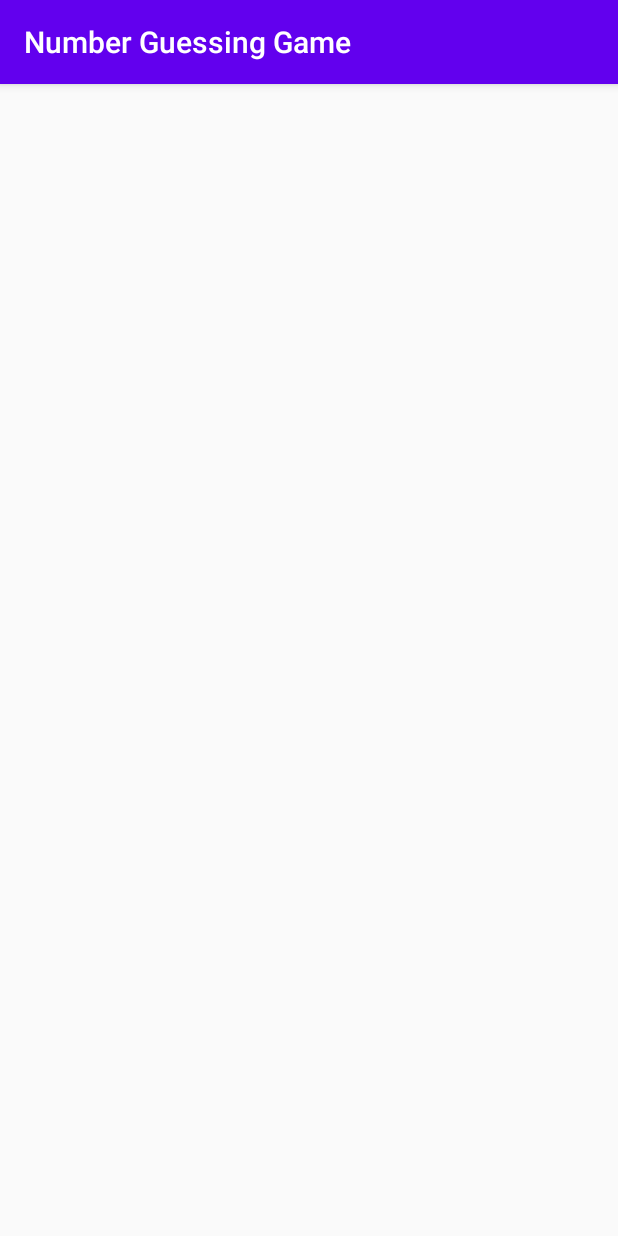
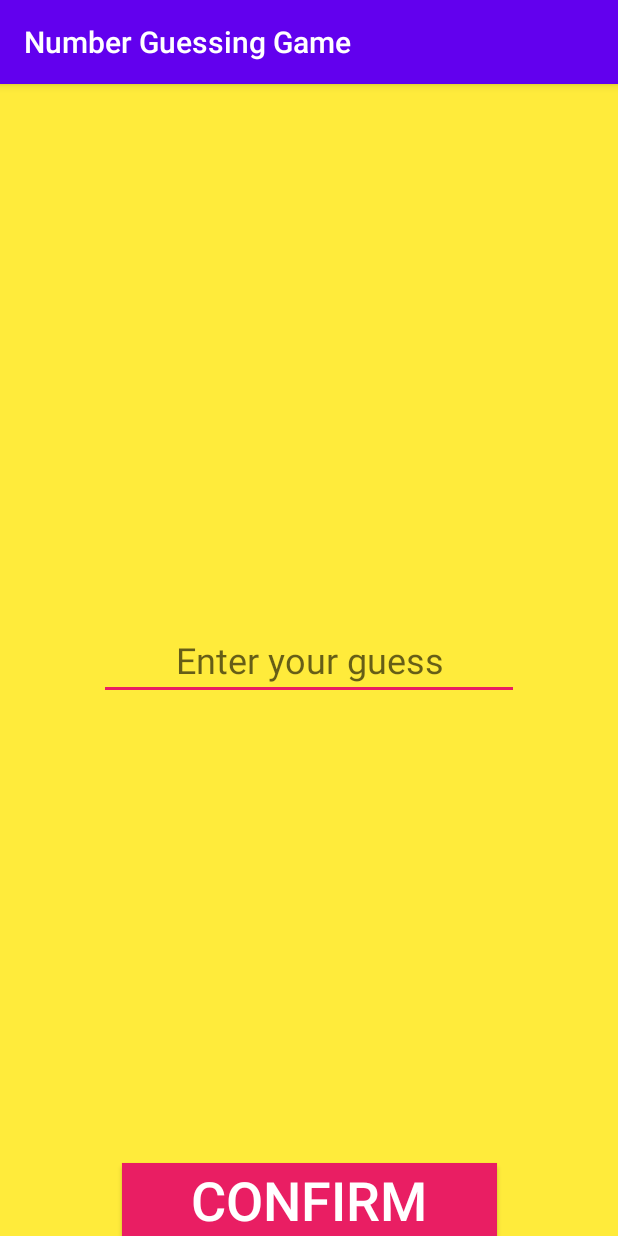
Before and after one commit to kelvs-ricafort/NumberGuessingGame, an Android app: the GameActivity screen opened directly, with no data from a screen before it, on a phone screen of 412 x 824 dp. Run offline under Robolectric (Android 15) with nearby library versions, the phone set to English and light mode, and no system bars.

Commit message:
Game Page Design

```diff
--- a/app/src/main/java/com/newtechieblog/wordpress/views/numberguessinggame/GameActivity.java
+++ b/app/src/main/java/com/newtechieblog/wordpress/views/numberguessinggame/GameActivity.java
@@ -3,12 +3,33 @@ package com.newtechieblog.wordpress.views.numberguessinggame;
 import androidx.appcompat.app.AppCompatActivity;
 
 import android.os.Bundle;
+import android.widget.Button;
+import android.widget.EditText;
+import android.widget.TextView;
 
 public class GameActivity extends AppCompatActivity {
+
+    private TextView textViewLast, textViewWrite, textViewHint;
+    private Button btnConfirm;
+    private EditText editTextGuess;
+
+    boolean twoDigits, threeDigits, fourDigits;
 
     @Override
     protected void onCreate(Bundle savedInstanceState) {
         super.onCreate(savedInstanceState);
         setContentView(R.layout.activity_game);
+
+        textViewLast = findViewById(R.id.textViewLast);
+        textViewWrite = findViewById(R.id.textViewWrite);
+        textViewHint = findViewById(R.id.textViewHint);
+
+        btnConfirm = findViewById(R.id.btnConfirm);
+        editTextGuess = findViewById(R.id.editTextGuess);
+
+        twoDigits = getIntent().getBooleanExtra("two", false);
+        threeDigits = getIntent().getBooleanExtra("three", false);
+        fourDigits = getIntent().getBooleanExtra("four", false);
+
     }
 }
--- a/app/src/main/res/layout/activity_game.xml
+++ b/app/src/main/res/layout/activity_game.xml
@@ -1,9 +1,81 @@
 <?xml version="1.0" encoding="utf-8"?>
-<androidx.constraintlayout.widget.ConstraintLayout
-    xmlns:android="http://schemas.android.com/apk/res/android"
+<androidx.constraintlayout.widget.ConstraintLayout xmlns:android="http://schemas.android.com/apk/res/android"
+    xmlns:app="http://schemas.android.com/apk/res-auto"
     xmlns:tools="http://schemas.android.com/tools"
     android:layout_width="match_parent"
     android:layout_height="match_parent"
+    android:background="#FFEB3B"
     tools:context=".GameActivity">
 
+    <TextView
+        android:id="@+id/textViewLast"
+        android:layout_width="wrap_content"
+        android:layout_height="wrap_content"
+        android:layout_marginTop="29dp"
+        android:text="TextView"
+        android:textColor="@color/black"
+        android:textSize="24sp"
+        android:visibility="invisible"
+        app:layout_constraintEnd_toEndOf="parent"
+        app:layout_constraintHorizontal_bias="0.5"
+        app:layout_constraintStart_toStartOf="parent"
+        app:layout_constraintTop_toTopOf="parent" />
+
+    <TextView
+        android:id="@+id/textViewWrite"
+        android:layout_width="wrap_content"
+        android:layout_height="wrap_content"
+        android:layout_marginTop="37dp"
+        android:text="TextView"
+        android:textColor="@color/black"
+        android:textSize="24sp"
+        android:visibility="invisible"
+        app:layout_constraintEnd_toEndOf="parent"
+        app:layout_constraintHorizontal_bias="0.5"
+        app:layout_constraintStart_toStartOf="parent"
+        app:layout_constraintTop_toBottomOf="@+id/textViewLast" />
+
+    <TextView
+        android:id="@+id/textViewHint"
+        android:layout_width="wrap_content"
+        android:layout_height="wrap_content"
+        android:layout_marginBottom="19dp"
+        android:text="TextView"
+        android:textColor="@color/red"
+        android:textSize="24sp"
+        android:visibility="invisible"
+        app:layout_constraintBottom_toTopOf="@+id/editTextGuess"
+        app:layout_constraintEnd_toEndOf="parent"
+        app:layout_constraintHorizontal_bias="0.5"
+        app:layout_constraintStart_toStartOf="parent" />
+
+    <EditText
+        android:id="@+id/editTextGuess"
+        android:layout_width="wrap_content"
+        android:layout_height="wrap_content"
+        android:ems="10"
+        android:hint="@string/editText_hint"
+        android:inputType="number"
+        android:textAlignment="center"
+        android:textColor="@color/colorAccent"
+        android:textSize="24sp"
+        app:layout_constraintBottom_toBottomOf="parent"
+        app:layout_constraintEnd_toEndOf="parent"
+        app:layout_constraintHorizontal_bias="0.5"
+        app:layout_constraintStart_toStartOf="parent"
+        app:layout_constraintTop_toTopOf="parent" />
+
+    <Button
+        android:id="@+id/btnConfirm"
+        android:layout_width="250dp"
+        android:layout_height="wrap_content"
+        android:layout_marginTop="53dp"
+        android:background="@color/colorAccent"
+        android:text="@string/confirm"
+        android:textColor="@color/white"
+        android:textSize="36sp"
+        app:layout_constraintBottom_toBottomOf="parent"
+        app:layout_constraintEnd_toEndOf="parent"
+        app:layout_constraintHorizontal_bias="0.5"
+        app:layout_constraintStart_toStartOf="parent" />
 </androidx.constraintlayout.widget.ConstraintLayout>
--- a/app/src/main/res/values/strings.xml
+++ b/app/src/main/res/values/strings.xml
@@ -3,7 +3,7 @@
     <string name="info">Please select a number of digits.
 The number of digits that I keep in my mind and
 the number of digits you choose will be the same. Also,
-never forget that you have 10 rights.
+never forget that you have 10 writes.
     </string>
     <string name="na">Not Available</string>
     <string name="two_digit_number">Two Digit Number</string>
@@ -11,4 +11,9 @@ never forget that you have 10 rights.
     <string name="four_digit_number">Four Digit Number</string>
     <string name="start">Start</string>
     <string name="snackbar_message">Please select a number of digits</string>
+    <string name="last_guess">Your Last Guess</string>
+    <string name="remaining_writes">Your remaining writes</string>
+    <string name="increase_guess">Increase your guess</string>
+    <string name="editText_hint">Enter your guess</string>
+    <string name="confirm">Confirm</string>
 </resources>
```
